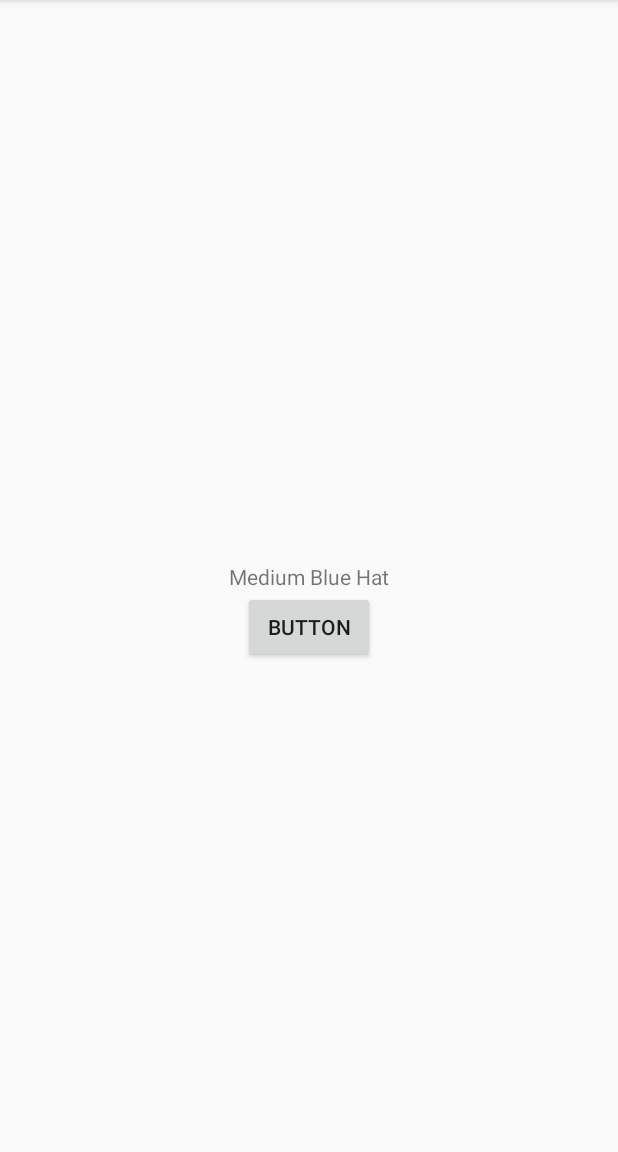
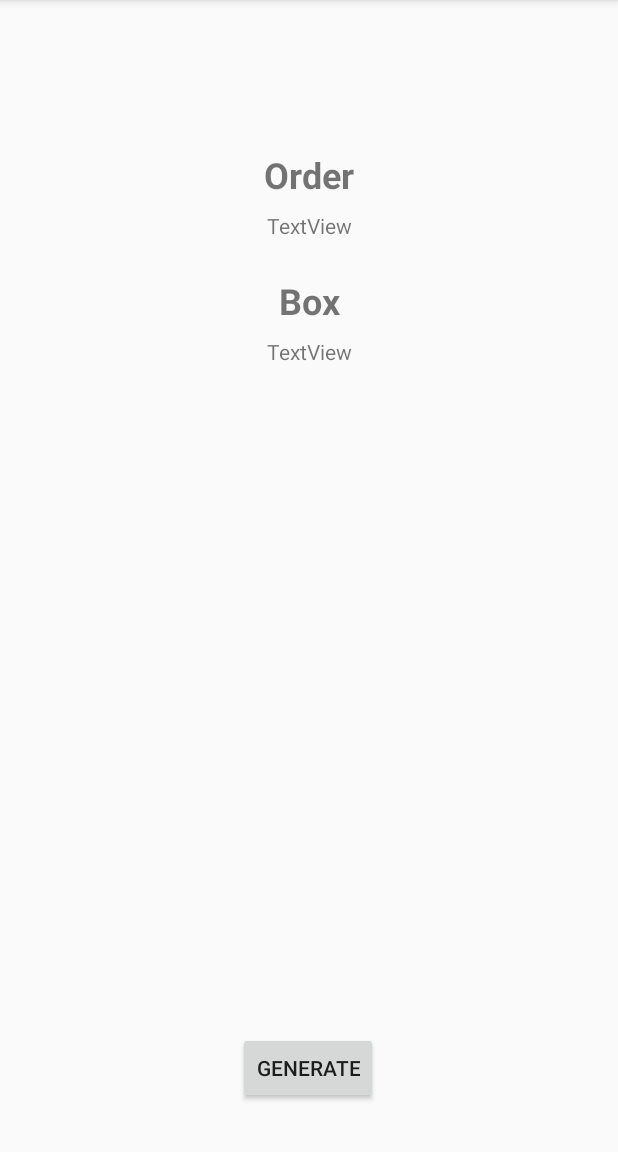
Before and after one commit to RedSoutherly/tac, an Android app: the screen it shows after launch (MainActivity), on a phone screen of 412 x 824 dp, the part 84-1236 px from its top. Run offline under Robolectric (Android 15) with nearby library versions, the light colour scheme and no system bars.

Commit message:
Generate new box and display comparison

```diff
--- a/AndroidStudioProject/app/src/main/java/com/tommyhasselman/termsconditions/MainActivity.java
+++ b/AndroidStudioProject/app/src/main/java/com/tommyhasselman/termsconditions/MainActivity.java
@@ -8,12 +8,14 @@ import android.widget.Button;
 import android.widget.TextView;
 
 import com.tommyhasselman.termsconditions.model.BasicItem;
+import com.tommyhasselman.termsconditions.model.Box;
 import com.tommyhasselman.termsconditions.model.OrderItem;
 
 public class MainActivity extends AppCompatActivity {
 
-    TextView testTextView;
-    Button testButton;
+    TextView orderTextView;
+    TextView boxTextView;
+    Button generateButton;
     OrderItem item;
 
     @Override
@@ -21,22 +23,34 @@ public class MainActivity extends AppCompatActivity {
         super.onCreate(savedInstanceState);
         setContentView(R.layout.activity_main);
 
-        testTextView = (TextView) findViewById(R.id.testTextView);
-        testButton = (Button) findViewById(R.id.testButton);
-        item = new BasicItem();
-        testTextView.setText(item.toString());
+        orderTextView = (TextView) findViewById(R.id.orderContents);
+        boxTextView = (TextView) findViewById(R.id.boxContents);
+        generateButton = (Button) findViewById(R.id.generateButton);
 
         /**
          * When testButton is clicked, a new BasicItem instance is generated.
          * testTextView's text is then updated with the new item.
          */
-        testButton.setOnClickListener(new View.OnClickListener() {
+        generateButton.setOnClickListener(new View.OnClickListener() {
             @Override
             public void onClick(View v) {
-                item = new BasicItem();
-                testTextView.setText(item.toString());
+                generateNewBox();
             }
         });
     }
 
+    public void generateNewBox() {
+        Box b = new Box(3);
+        String orderContains = "";
+        for (OrderItem i : b.getBoxShouldContain()) {
+            orderContains += i.toString()+"\n";
+        }
+        String boxContains = "";
+        for (OrderItem i : b.getBoxContains()) {
+            boxContains += i.toString()+"\n";
+        }
+        orderTextView.setText(orderContains);
+        boxTextView.setText(boxContains);
+    }
+
 }
--- a/AndroidStudioProject/app/src/main/java/com/tommyhasselman/termsconditions/model/BasicItem.java
+++ b/AndroidStudioProject/app/src/main/java/com/tommyhasselman/termsconditions/model/BasicItem.java
@@ -2,6 +2,9 @@ package com.tommyhasselman.termsconditions.model;
 
 import java.util.Random;
 
+/**
+ *
+ */
 public class BasicItem extends OrderItem {
 
     String size;
--- a/AndroidStudioProject/app/src/main/res/layout/activity_main.xml
+++ b/AndroidStudioProject/app/src/main/res/layout/activity_main.xml
@@ -6,23 +6,59 @@
     android:layout_height="match_parent"
     tools:context=".MainActivity">
 
-    <TextView
-        android:id="@+id/testTextView"
+    <Button
+        android:id="@+id/generateButton"
         android:layout_width="wrap_content"
         android:layout_height="wrap_content"
-        android:text="Hello World!"
+        android:layout_marginBottom="32dp"
+        android:text="Generate"
         app:layout_constraintBottom_toBottomOf="parent"
-        app:layout_constraintLeft_toLeftOf="parent"
-        app:layout_constraintRight_toRightOf="parent"
+        app:layout_constraintEnd_toEndOf="parent"
+        app:layout_constraintHorizontal_bias="0.498"
+        app:layout_constraintStart_toStartOf="parent" />
+
+    <TextView
+        android:id="@+id/OrderTitle"
+        android:layout_width="wrap_content"
+        android:layout_height="wrap_content"
+        android:layout_marginTop="100dp"
+        android:text="Order"
+        android:textSize="24sp"
+        android:textStyle="bold"
+        app:layout_constraintEnd_toEndOf="parent"
+        app:layout_constraintStart_toStartOf="parent"
         app:layout_constraintTop_toTopOf="parent" />
 
-    <Button
-        android:id="@+id/testButton"
+    <TextView
+        android:id="@+id/orderContents"
         android:layout_width="wrap_content"
         android:layout_height="wrap_content"
-        android:text="Button"
+        android:layout_marginTop="8dp"
+        android:text="TextView"
         app:layout_constraintEnd_toEndOf="parent"
         app:layout_constraintStart_toStartOf="parent"
-        app:layout_constraintTop_toBottomOf="@+id/testTextView" />
+        app:layout_constraintTop_toBottomOf="@+id/OrderTitle" />
+
+    <TextView
+        android:id="@+id/BoxTitle"
+        android:layout_width="wrap_content"
+        android:layout_height="wrap_content"
+        android:layout_marginTop="24dp"
+        android:text="Box"
+        android:textSize="24sp"
+        android:textStyle="bold"
+        app:layout_constraintEnd_toEndOf="parent"
+        app:layout_constraintStart_toStartOf="parent"
+        app:layout_constraintTop_toBottomOf="@+id/orderContents" />
+
+    <TextView
+        android:id="@+id/boxContents"
+        android:layout_width="wrap_content"
+        android:layout_height="wrap_content"
+        android:layout_marginTop="8dp"
+        android:text="TextView"
+        app:layout_constraintEnd_toEndOf="parent"
+        app:layout_constraintStart_toStartOf="parent"
+        app:layout_constraintTop_toBottomOf="@+id/BoxTitle" />
 
 </androidx.constraintlayout.widget.ConstraintLayout>
```
